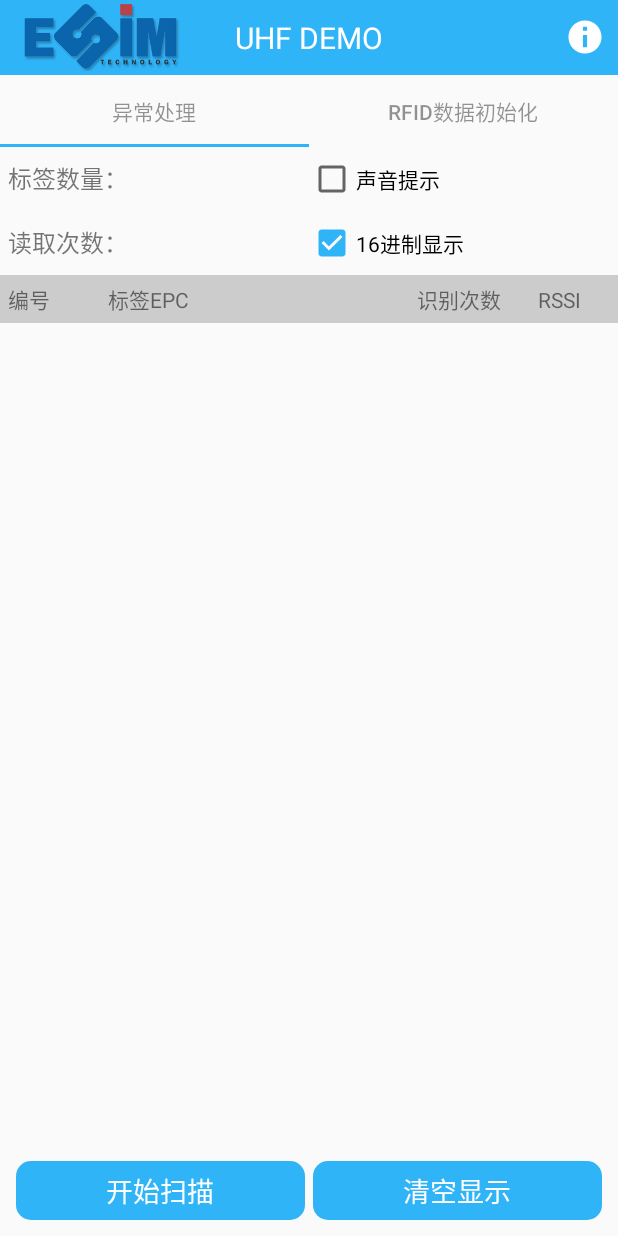
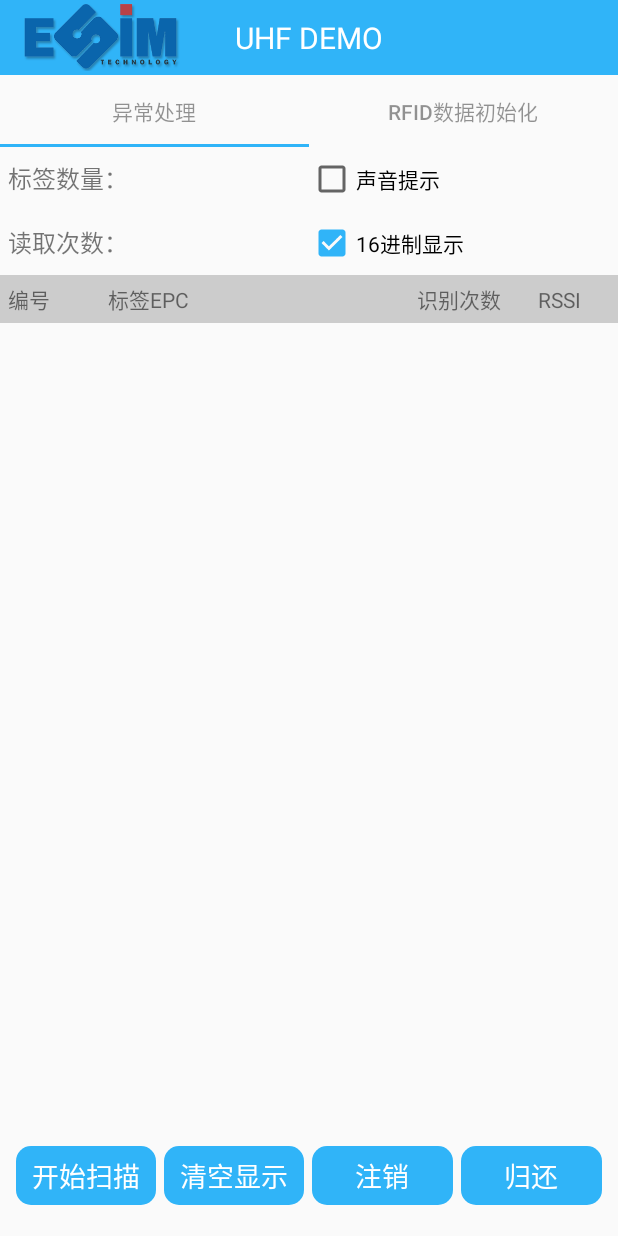
Before and after one commit to yhmatg/H600Demo, an Android app: the screen it shows after launch (MainActivity), after a tap on "停止扫描", on a phone screen of 412 x 824 dp. Run offline under Robolectric (Android 15) with nearby library versions, the phone set to English and light mode, and no system bars; our stand-ins replace ButterKnife, RxJava; libraries missing offline, so code that uses them is left out: android.serialport, com.xuexiang.xlog; pictures from the network do not load; 3 statements that could not run were skipped; 1 other tap on this screen came first.

Commit message:
modify HandleDataFragmengt

```diff
--- a/app/src/main/java/com/android/uhfdemo/MainActivity.java
+++ b/app/src/main/java/com/android/uhfdemo/MainActivity.java
@@ -55,7 +55,7 @@ public class MainActivity extends AppCompatActivity {
         super.onCreate(savedInstanceState);
         setContentView(R.layout.activity_main);
         unBinder = ButterKnife.bind(this);
-        initRfid();
+        //initRfid();
         initDataAndView();
     }
 
@@ -130,7 +130,7 @@ public class MainActivity extends AppCompatActivity {
 
     @Override
     public boolean onCreateOptionsMenu(Menu menu) {
-        getMenuInflater().inflate(R.menu.menu_activity_main, menu);
+        //getMenuInflater().inflate(R.menu.menu_activity_main, menu);
         return true;
     }
 
--- a/app/src/main/java/com/android/uhfdemo/njdemo/ui/HandleDataFragment.java
+++ b/app/src/main/java/com/android/uhfdemo/njdemo/ui/HandleDataFragment.java
@@ -16,6 +16,8 @@ import android.os.Message;
 import android.support.annotation.NonNull;
 import android.support.v4.app.ActivityCompat;
 import android.support.v4.content.ContextCompat;
+import android.support.v7.widget.LinearLayoutManager;
+import android.support.v7.widget.RecyclerView;
 import android.util.Log;
 import android.view.View;
 import android.widget.AdapterView;
@@ -29,6 +31,9 @@ import android.widget.Toast;
 import com.android.uhfdemo.BaseFragment;
 import com.android.uhfdemo.MainActivity;
 import com.android.uhfdemo.R;
+import com.android.uhfdemo.njdemo.http.RetrofitClient;
+import com.android.uhfdemo.njdemo.http.WmsApi;
+import com.android.uhfdemo.njdemo.responsebean.LableReportBean;
 
 import java.io.File;
 import java.io.FileOutputStream;
@@ -37,10 +42,15 @@ import java.text.SimpleDateFormat;
 import java.util.ArrayList;
 import java.util.Date;
 import java.util.HashMap;
+import java.util.List;
 
 import butterknife.BindView;
 import butterknife.OnClick;
 import cn.com.example.rfid.driver.Driver;
+import io.reactivex.Observable;
+import io.reactivex.android.schedulers.AndroidSchedulers;
+import io.reactivex.observers.ResourceObserver;
+import io.reactivex.schedulers.Schedulers;
 
 public class HandleDataFragment extends BaseFragment {
     private static final String FILE_EXTENSION = ".txt";
@@ -57,11 +67,15 @@ public class HandleDataFragment extends BaseFragment {
     @BindView(R.id.char_type)
     CheckBox mCharType;
     @BindView(R.id.rv_inv_epcs)
-    ListView mListView;
+    RecyclerView mListView;
     @BindView(R.id.open_or_stop)
     TextView mStartOrStop;
     @BindView(R.id.clear_btn)
     TextView mClear;
+    @BindView(R.id.tv_destory)
+    TextView mDestory;
+    @BindView(R.id.tv_return)
+    TextView mReturn;
 
     Driver mDriver;
     private SoundPool soundPool;
@@ -71,10 +85,10 @@ public class HandleDataFragment extends BaseFragment {
     //开始停止盘点标记
     private int flag = 0;
     //listview 需要的集合
-    private ArrayList<HashMap<String, String>> tagList = new ArrayList<HashMap<String, String>>();
+    private ArrayList<EpcBean> tagList = new ArrayList<>();
     //存放单条读取信息
-    private HashMap<String, String> hmap = new HashMap<>();
-    private SimpleAdapter adapter;
+    private HashMap<String, EpcBean> hmap = new HashMap<>();
+    private EpcItemAdapter adapter;
     //标签编号
     int iIndex = 0;
     //读取次数p
@@ -99,32 +113,12 @@ public class HandleDataFragment extends BaseFragment {
     protected void initEventAndData() {
         soundPool = new SoundPool(10, AudioManager.STREAM_SYSTEM, 5);
         soundId = soundPool.load(mainActivity, R.raw.barcodebeep, 1);
-        adapter = new SimpleAdapter(mainActivity, tagList, R.layout.item,
-                new String[]{"sn", "epc", "count", "rssi"}, new int[]{
-                R.id.sn, R.id.epc, R.id.count, R.id.rssi});
-        mListView.setAdapter(adapter);
-        //mListView长按事件
-        mListView.setOnItemLongClickListener(new AdapterView.OnItemLongClickListener() {
-            @Override
-            public boolean onItemLongClick(AdapterView<?> adapterView, View view, int i, long l) {
-                TextView tv = (TextView) view.findViewById(R.id.epc);
-                ClipboardManager manager = (ClipboardManager) mainActivity.getSystemService(Context.CLIPBOARD_SERVICE);
-                ClipData mClipData = ClipData.newPlainText("Label", tv.getText());
-                manager.setPrimaryClip(mClipData);
-                Toast.makeText(mainActivity, R.string.copy_sucess, Toast.LENGTH_SHORT).show();
-                return true;
-            }
-        });
+        mListView.setLayoutManager(new LinearLayoutManager(mainActivity));
+        adapter = new EpcItemAdapter(tagList, mainActivity);
         handler = new Handler() {
-
             @Override
             public void handleMessage(Message msg) {
-                addEPCToList(msg.obj + "", hmap, tagList);
-
-                adapter.notifyDataSetChanged();
-                Ct++;
-                mEpcCount.setText("" + hmap.size());
-                mEpcSum.setText("" + Ct);
+                handleEpc((String) msg.obj);
             }
         };
         initReceive();
@@ -139,10 +133,10 @@ public class HandleDataFragment extends BaseFragment {
 
     @Override
     protected int getLayoutId() {
-        return R.layout.activity_inventory;
+        return R.layout.fragment_handledata;
     }
 
-    @OnClick({R.id.open_or_stop, R.id.clear_btn})
+    @OnClick({R.id.open_or_stop, R.id.clear_btn,R.id.tv_destory, R.id.tv_return})
     void performClick(View view) {
         switch (view.getId()) {
             case R.id.open_or_stop:
@@ -150,14 +144,28 @@ public class HandleDataFragment extends BaseFragment {
                 break;
             case R.id.clear_btn:
                 tagList.clear();
-                //mListView.setAdapter(adapter);
-                //map.clear();
                 adapter.notifyDataSetChanged();
                 hmap.clear();
                 iIndex = 0;
                 Ct = 0;
                 mEpcSum.setText("");
                 mEpcCount.setText("");
+                break;
+            case R.id.tv_destory:
+                List<EpcBean> selectedLabelEpcs = adapter.getSelectedepcBeans();
+                ArrayList<String> labelEpcs = new ArrayList<>();
+                for (EpcBean selectedepcBean : selectedLabelEpcs) {
+                    labelEpcs.add(selectedepcBean.getEpc());
+                }
+                lableReport(labelEpcs);
+                break;
+            case R.id.tv_return:
+                List<EpcBean> selectedReturnEpc = adapter.getSelectedepcBeans();
+                ArrayList<String> ReturnEpcs = new ArrayList<>();
+                for (EpcBean selectedepcBean : selectedReturnEpc) {
+                    ReturnEpcs.add(selectedepcBean.getEpc());
+                }
+                returnBasket(ReturnEpcs);
                 break;
         }
     }
@@ -243,8 +251,7 @@ public class HandleDataFragment extends BaseFragment {
         }
     }
 
-    private void addEPCToList(String epc, HashMap<String, String> hmap, ArrayList<HashMap<String, String>> tagList) {
-
+    private void handleEpc(String epc){
         int Hb = 0;
         int Lb = 0;
         int rssi = 0;
@@ -253,8 +260,11 @@ public class HandleDataFragment extends BaseFragment {
         String text = epc.substring(4);
         String len = epc.substring(0, 2);
         int epclen = (Integer.parseInt(len, 16) / 8) * 4;
+        //tid
         tmp[0] = text.substring(epclen, text.length() - 6);
+        //epc
         tmp[1] = text.substring(0, epclen);
+        //rssi
         tmp[2] = text.substring(text.length() - 6, text.length() - 2);
 
         if (4 != tmp[2].length()) {
@@ -272,28 +282,25 @@ public class HandleDataFragment extends BaseFragment {
         if (!mCharType.isChecked()) {
             tmp[1] = AsciiStringToString(tmp[1]);
         }
-
-        int count = 0;
-        temp.put("epc", tmp[1]);
-        if (hmap.containsKey(tmp[1])) {
-            String strTemp = hmap.get(tmp[1]);
-            if (null != strTemp) {
-                int sn = Integer.valueOf(strTemp.split(",")[1]);
-                count = Integer.valueOf(strTemp.split(",")[0]) + 1;
-                temp.put("sn", "" + sn);
-                temp.put("count", "" + count);
-                temp.put("rssi", "" + rssi);
-                hmap.put(tmp[1], String.valueOf(count) + "," + String.valueOf(sn) + "," + rssi);
-                tagList.set(sn, temp);
+        if(hmap.containsKey(tmp[1])){
+            EpcBean epcBean = hmap.get(tmp[1]);
+            if(epcBean != null){
+                int count = epcBean.getCount() + 1;
+                epcBean.setCount(count);
+                epcBean.setRssi(rssi);
             }
-        } else {
-            hmap.put(tmp[1], "1," + iIndex + "," + rssi);
-            temp.put("sn", "" + iIndex);
-            temp.put("count", "1");
-            temp.put("rssi", "" + rssi);
-            tagList.add(temp);
+        }else {
             iIndex++;
+            EpcBean epcBean = new EpcBean(tmp[1], iIndex, 1, rssi, false);
+            hmap.put(tmp[1],epcBean);
+            if (tagList.contains(epcBean)){
+                tagList.add(epcBean);
+            }
         }
+        adapter.notifyDataSetChanged();
+        Ct++;
+        mEpcCount.setText(String.valueOf(tagList.size()));
+        mEpcSum.setText(String.valueOf(Ct));
     }
 
     private void stopInventory() {
@@ -328,8 +335,6 @@ public class HandleDataFragment extends BaseFragment {
         switch (flag) {
             case 0:
                 tagList.clear();
-                //mListView.setAdapter(adapter);
-                //map.clear();
                 adapter.notifyDataSetChanged();
                 hmap.clear();
                 iIndex = 0;
@@ -346,14 +351,8 @@ public class HandleDataFragment extends BaseFragment {
             case 1:
                 iIndex = 0;
                 stopInventory();
-                /*try {
-                    Thread.sleep(1000);
-                } catch (InterruptedException e) {
-                    e.printStackTrace();
-                }*/
                 mStartOrStop.setText(R.string.scann_start);
                 flag = 0;
-                //GetCnt = 0;
                 break;
             default:
                 break;
@@ -397,8 +396,9 @@ public class HandleDataFragment extends BaseFragment {
         content += UNIQUE_COUNT + hmap.size() + "\n";
         content += TOTAL_COUNT + Ct + "\n";
         for (int i = 0; i < tagList.size(); i++) {
-            HashMap<String, String> itemMap = tagList.get(i);
-            content += itemMap + "\n";
+            //todo
+            EpcBean epcBean = tagList.get(i);
+            content += epcBean.toString() + "\n";
         }
         try {
             write(fileName, content);
@@ -443,4 +443,51 @@ public class HandleDataFragment extends BaseFragment {
         super.onPause();
         stopInventory();
     }
+
+    //注销上报功能
+    public void lableReport(List<String> epcs){
+        RetrofitClient.getInstance().create(WmsApi.class).lableReport(epcs)
+                .subscribeOn(Schedulers.io())
+                .observeOn(AndroidSchedulers.mainThread())
+                .subscribe(new ResourceObserver<LableReportBean>() {
+                    @Override
+                    public void onNext(LableReportBean lableReportBean) {
+
+                    }
+
+                    @Override
+                    public void onError(Throwable e) {
+
+                    }
+
+                    @Override
+                    public void onComplete() {
+
+                    }
+                });
+    }
+
+    //还筐上报功能
+    public void returnBasket(List<String> epcs){
+        RetrofitClient.getInstance().create(WmsApi.class).returnBasket(epcs)
+                .subscribeOn(Schedulers.io())
+                .observeOn(AndroidSchedulers.mainThread())
+                .subscribe(new ResourceObserver<LableReportBean>() {
+                    @Override
+                    public void onNext(LableReportBean lableReportBean) {
+
+                    }
+
+                    @Override
+                    public void onError(Throwable e) {
+
+                    }
+
+                    @Override
+                    public void onComplete() {
+
+                    }
+                });
+    }
+
 }
--- /dev/null
+++ b/app/src/main/res/layout/fragment_handledata.xml
@@ -0,0 +1,169 @@
+<?xml version="1.0" encoding="utf-8"?>
+<LinearLayout xmlns:android="http://schemas.android.com/apk/res/android"
+    android:layout_width="match_parent"
+    android:layout_height="match_parent"
+    android:orientation="vertical">
+
+    <LinearLayout
+        android:layout_width="match_parent"
+        android:layout_height="wrap_content"
+        android:orientation="horizontal"
+        android:padding="5dp">
+
+        <TextView
+            android:id="@+id/tv_tag_num"
+            android:layout_width="0dp"
+            android:layout_height="wrap_content"
+            android:layout_weight="1"
+            android:text="@string/tag_num"
+            android:textSize="16sp" />
+
+        <TextView
+            android:id="@+id/epc_count"
+            android:layout_width="0dp"
+            android:layout_height="wrap_content"
+            android:layout_weight="1" />
+
+        <CheckBox
+            android:id="@+id/cb_sound"
+            android:layout_width="0dp"
+            android:layout_height="wrap_content"
+            android:layout_weight="2"
+            android:text="@string/sound" />
+    </LinearLayout>
+
+    <LinearLayout
+        android:layout_width="match_parent"
+        android:layout_height="wrap_content"
+        android:orientation="horizontal"
+        android:padding="5dp">
+
+        <TextView
+            android:id="@+id/tv_red_num"
+            android:layout_width="0dp"
+            android:layout_height="wrap_content"
+            android:layout_weight="1"
+            android:text="@string/read_num"
+            android:textSize="16sp" />
+
+        <TextView
+            android:id="@+id/epc_sum"
+            android:layout_width="0dp"
+            android:layout_height="wrap_content"
+            android:layout_weight="1" />
+
+        <CheckBox
+            android:id="@+id/char_type"
+            android:layout_width="0dp"
+            android:layout_height="wrap_content"
+            android:layout_weight="2"
+            android:checked="true"
+            android:text="@string/ascii_char" />
+    </LinearLayout>
+
+    <LinearLayout
+        android:layout_width="match_parent"
+        android:layout_height="wrap_content"
+        android:background="@color/grey"
+        android:orientation="horizontal"
+        android:padding="5dp">
+
+        <TextView
+            android:layout_width="0dp"
+            android:layout_height="wrap_content"
+            android:layout_weight="1"
+            android:gravity="center_vertical"
+            android:text="编号" />
+
+        <TextView
+            android:layout_width="0dp"
+            android:layout_height="wrap_content"
+            android:layout_weight="3"
+            android:gravity="center_vertical"
+            android:text="标签EPC" />
+
+        <TextView
+            android:layout_width="0dp"
+            android:layout_height="wrap_content"
+            android:layout_weight="1"
+            android:gravity="center"
+            android:text="识别次数" />
+
+        <TextView
+            android:layout_width="0dp"
+            android:layout_height="wrap_content"
+            android:layout_weight="1"
+            android:gravity="center"
+            android:text="RSSI" />
+
+    </LinearLayout>
+
+    <RelativeLayout
+        android:layout_width="match_parent"
+        android:layout_height="match_parent"
+        android:padding="5dp">
+
+        <android.support.v7.widget.RecyclerView
+            android:id="@+id/rv_inv_epcs"
+            android:layout_width="match_parent"
+            android:layout_height="match_parent"
+            android:layout_marginBottom="50dp" />
+
+        <LinearLayout
+            android:layout_marginBottom="10dp"
+            android:layout_width="match_parent"
+            android:layout_height="50dp"
+            android:layout_alignParentBottom="true"
+            android:gravity="center"
+            android:orientation="horizontal"
+            android:padding="5dp">
+
+            <TextView
+                android:id="@+id/open_or_stop"
+                android:layout_width="0dp"
+                android:layout_height="match_parent"
+                android:layout_marginEnd="5dp"
+                android:layout_weight="1"
+                android:background="@drawable/button_background"
+                android:gravity="center"
+                android:text="@string/scann_start"
+                android:textColor="@color/white"
+                android:textSize="18sp" />
+
+            <TextView
+                android:id="@+id/clear_btn"
+                android:layout_width="0dp"
+                android:layout_height="match_parent"
+                android:layout_marginEnd="5dp"
+                android:layout_weight="1"
+                android:background="@drawable/button_background"
+                android:gravity="center"
+                android:text="@string/clear_card"
+                android:textColor="@color/white"
+                android:textSize="18sp" />
+
+            <TextView
+                android:id="@+id/tv_destory"
+                android:layout_width="0dp"
+                android:layout_height="match_parent"
+                android:layout_marginEnd="5dp"
+                android:layout_weight="1"
+                android:background="@drawable/button_background"
+                android:gravity="center"
+                android:text="@string/des_str"
+                android:textColor="@color/white"
+                android:textSize="18sp" />
+
+            <TextView
+                android:id="@+id/tv_return"
+                android:layout_width="0dp"
+                android:layout_height="match_parent"
+                android:layout_weight="1"
+                android:background="@drawable/button_background"
+                android:gravity="center"
+                android:text="@string/return_str"
+                android:textColor="@color/white"
+                android:textSize="18sp" />
+        </LinearLayout>
+    </RelativeLayout>
+</LinearLayout>
--- a/app/src/main/res/values/strings.xml
+++ b/app/src/main/res/values/strings.xml
@@ -97,4 +97,6 @@
     <string name="stop_search">停止查找</string>
     <string name="current_search_tag">当前识别标签</string>
     <string name="export_inventory">导出</string>
+    <string name="des_str">注销</string>
+    <string name="return_str">归还</string>
 </resources>
```
Also changed, not shown: app/src/main/java/com/android/uhfdemo/njdemo/ui/EpcBean.java (added, +80 -0 lines), app/src/main/java/com/android/uhfdemo/njdemo/ui/EpcItemAdapter.java (added, +88 -0 lines), app/src/main/res/layout/epc_item_layout.xml (added, +49 -0 lines).
